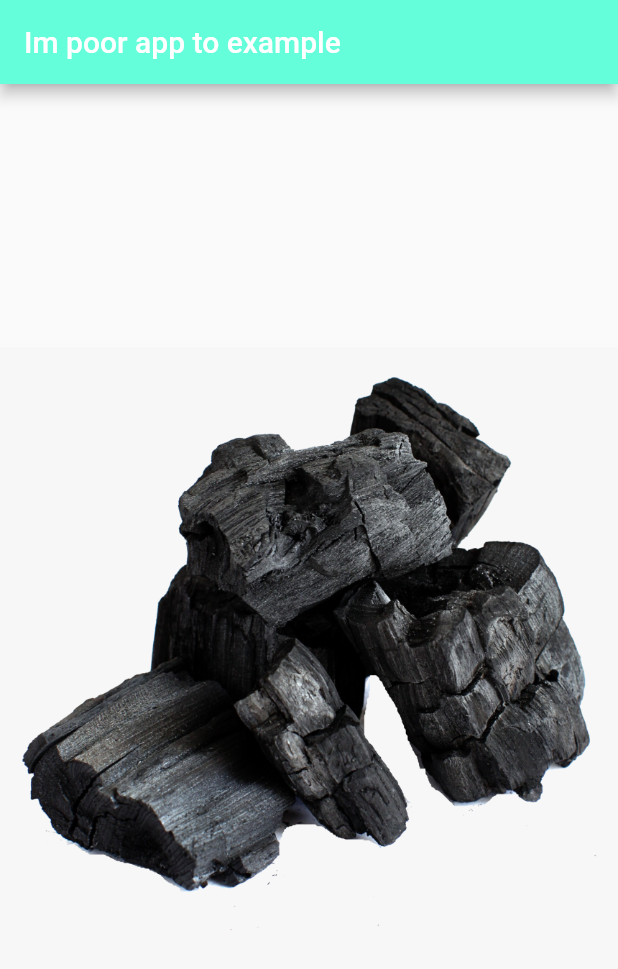
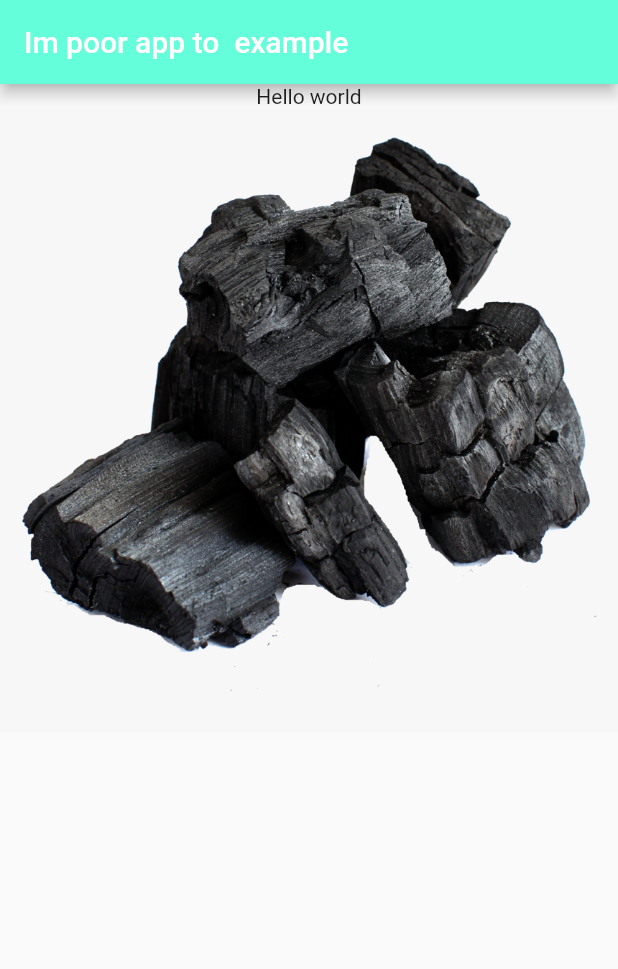
Before and after one commit to ali-taha-ahmed/flutter-projects, a Flutter app: the screen it shows after launch, on a phone screen of 412 x 824 dp. Shown: the top 969 px of the screen. Run offline on Flutter 3.47's test engine with Material 2 defaults, Android fonts, the phone set to English and light mode, and no system bars.

Commit message:
Column widgetused column widget to add text to the body of the scaffold

```diff
--- a/flutter_app/lib/main.dart
+++ b/flutter_app/lib/main.dart
@@ -12,11 +12,20 @@ class MyApp extends StatelessWidget {
       title: "im poor app",
       home: Scaffold(
         appBar: AppBar(
-          title: Text("Im poor app to example"),
+          title: Text("Im poor app to  example"),
           backgroundColor: Colors.tealAccent,
         ),
-        body: Center(
+        body: Container(
+          child: Column(
+            children: [
+              Center(
+                child: Text("Hello world"),
+              ),
+              Center(
           child: Image.asset("images/charcoal.png"),
+        ),
+            ],
+          ),
         ),
       ),
     );
```
